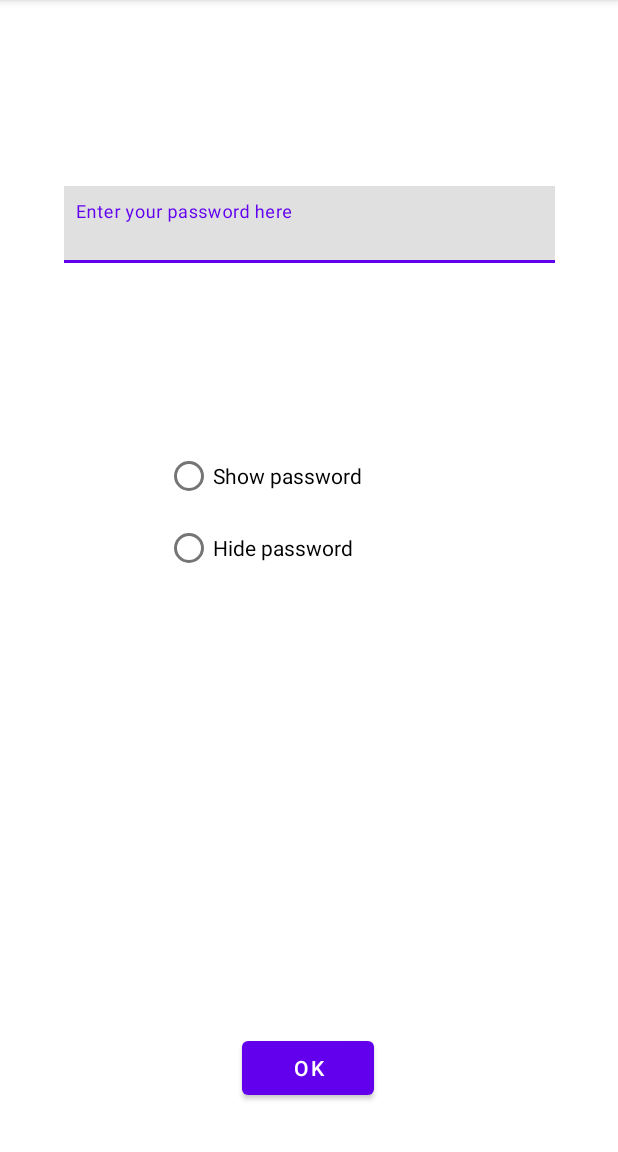
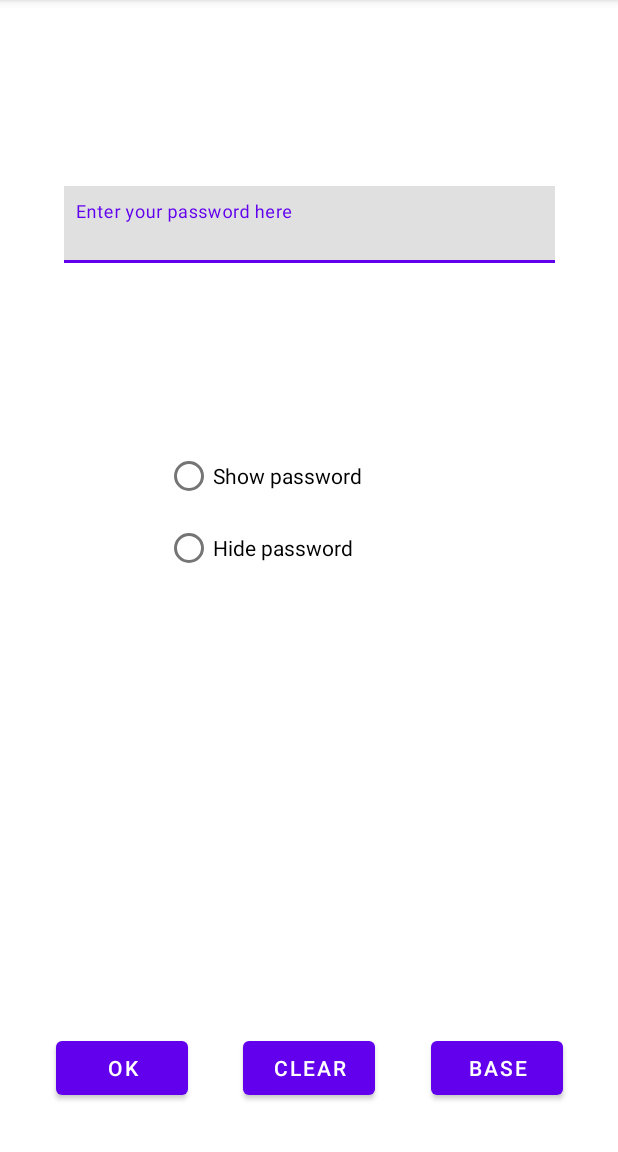
Before and after one commit to bymajka/AndroidApp, an Android app: the screen it shows after launch (MainActivity), on a phone screen of 412 x 824 dp, the part 84-1236 px from its top. Run offline under Robolectric (Android 15) with nearby library versions, the phone set to English and light mode, and no system bars.

```diff
--- a/app/src/main/AndroidManifest.xml
+++ b/app/src/main/AndroidManifest.xml
@@ -12,6 +12,9 @@
         android:theme="@style/Theme.AndroidApp1"
         tools:targetApi="31">
         <activity
+            android:name=".StorageActivity"
+            android:exported="false" />
+        <activity
             android:name=".MainActivity"
             android:exported="true">
             <intent-filter>
--- a/app/src/main/java/com/example/androidapp1/InputFragment.java
+++ b/app/src/main/java/com/example/androidapp1/InputFragment.java
@@ -18,6 +18,7 @@ public class InputFragment extends Fragment {
     private TextInputLayout inputLayout;
     private RadioButton showButton;
     private RadioButton hideButton;
+    private boolean hidden;
 
     public static InputFragment newInstance() {
         return new InputFragment();
@@ -31,14 +32,22 @@ public class InputFragment extends Fragment {
         showButton = inputView.findViewById(R.id.showButton);
         hideButton = inputView.findViewById(R.id.hideButton);
 
-        showButton.setOnClickListener(view -> inputLayout.
-                getEditText().setTransformationMethod(null));
-        hideButton.setOnClickListener(view -> inputLayout.
-                getEditText().setTransformationMethod(new PasswordTransformationMethod()));
+        showButton.setOnClickListener(view -> {
+            inputLayout.getEditText().setTransformationMethod(null);
+            hidden = false;
+        });
+        hideButton.setOnClickListener(view -> {inputLayout.
+                getEditText().setTransformationMethod(new PasswordTransformationMethod());
+            hidden = true;
+        });
         return inputView;
     }
 
     public String getInputText(){
         return inputLayout.getEditText() != null ? inputLayout.getEditText().getText().toString() : "";
     }
+
+    public boolean Hidden() {
+        return hidden;
+    }
 }
--- a/app/src/main/java/com/example/androidapp1/MainActivity.java
+++ b/app/src/main/java/com/example/androidapp1/MainActivity.java
@@ -1,32 +1,50 @@
 package com.example.androidapp1;
-
-import androidx.activity.OnBackPressedCallback;
 import androidx.appcompat.app.AppCompatActivity;
 import androidx.fragment.app.Fragment;
-import androidx.fragment.app.FragmentManager;
 import androidx.fragment.app.FragmentTransaction;
 
+import android.content.Intent;
 import android.os.Bundle;
 import android.view.View;
 import android.widget.Button;
 
 public class MainActivity extends AppCompatActivity {
-
     Button submitButton;
+    Button baseButton;
+    Button clearButton;
+    DatabaseHelper databaseHelper;
     InputFragment inputFragment;
     OutputFragment outputFragment;
     @Override
     protected void onCreate(Bundle savedInstanceState) {
         super.onCreate(savedInstanceState);
         setContentView(R.layout.activity_main);
+
+        databaseHelper = new DatabaseHelper(this);
+
         submitButton = findViewById(R.id.submit_button);
+        baseButton = findViewById(R.id.base_button);
+        clearButton = findViewById(R.id.clear_button);
+
         inputFragment = new InputFragment();
         loadFragment(inputFragment, "Input_Fragment");
+
         submitButton.setOnClickListener(view -> {
+            if (inputFragment.getInputText() != null && !inputFragment.getInputText().isEmpty()) {
+                databaseHelper.addItem(inputFragment.getInputText(),
+                        selectInputType(inputFragment.Hidden()));
+            }
             outputFragment = new OutputFragment(inputFragment.getInputText());
             loadFragment(outputFragment, "Output_Fragment");
             showSubmitButton(false);
         });
+
+        baseButton.setOnClickListener(view -> {
+            Intent intent = new Intent(this, StorageActivity.class);
+            startActivity(intent);
+        });
+
+        clearButton.setOnClickListener(view -> databaseHelper.deleteDatabase());
     }
 
     private void loadFragment(Fragment fragment, String tag) {
@@ -46,4 +64,9 @@ public class MainActivity extends AppCompatActivity {
         showSubmitButton(f != null);
         super.onBackPressed();
     }
+
+    Item.Type selectInputType(boolean visibility) {
+        Item.Type type = visibility ? Item.Type.hidden_password : Item.Type.public_password;
+        return type;
+    }
 }
--- a/app/src/main/res/layout/activity_main.xml
+++ b/app/src/main/res/layout/activity_main.xml
@@ -24,9 +24,30 @@
         android:layout_marginBottom="32dp"
         android:text="OK"
         app:layout_constraintBottom_toBottomOf="parent"
+        app:layout_constraintEnd_toStartOf="@+id/clear_button"
+        app:layout_constraintHorizontal_bias="0.5"
+        app:layout_constraintStart_toStartOf="parent" />
+
+    <Button
+        android:id="@+id/base_button"
+        android:layout_width="wrap_content"
+        android:layout_height="wrap_content"
+        android:layout_marginBottom="32dp"
+        android:text="Base"
+        app:layout_constraintBottom_toBottomOf="parent"
         app:layout_constraintEnd_toEndOf="parent"
-        app:layout_constraintHorizontal_bias="0.498"
-        app:layout_constraintStart_toStartOf="parent"
-        app:layout_constraintVertical_bias="1.0" />
+        app:layout_constraintHorizontal_bias="0.5"
+        app:layout_constraintStart_toEndOf="@+id/clear_button" />
+
+    <Button
+        android:id="@+id/clear_button"
+        android:layout_width="wrap_content"
+        android:layout_height="wrap_content"
+        android:layout_marginBottom="32dp"
+        android:text="Clear"
+        app:layout_constraintBottom_toBottomOf="parent"
+        app:layout_constraintEnd_toStartOf="@+id/base_button"
+        app:layout_constraintHorizontal_bias="0.5"
+        app:layout_constraintStart_toEndOf="@+id/submit_button" />
 
 </androidx.constraintlayout.widget.ConstraintLayout>
```
Also changed, not shown: app/src/main/java/com/example/androidapp1/DatabaseHelper.java (added, +64 -0 lines), app/src/main/java/com/example/androidapp1/Item.java (added, +25 -0 lines), app/src/main/java/com/example/androidapp1/ItemAdapter.java (added, +54 -0 lines), app/src/main/java/com/example/androidapp1/StorageActivity.java (added, +38 -0 lines), app/src/main/res/layout/activity_storage.xml (added, +17 -0 lines), app/src/main/res/layout/item_layout.xml (added, +22 -0 lines).
